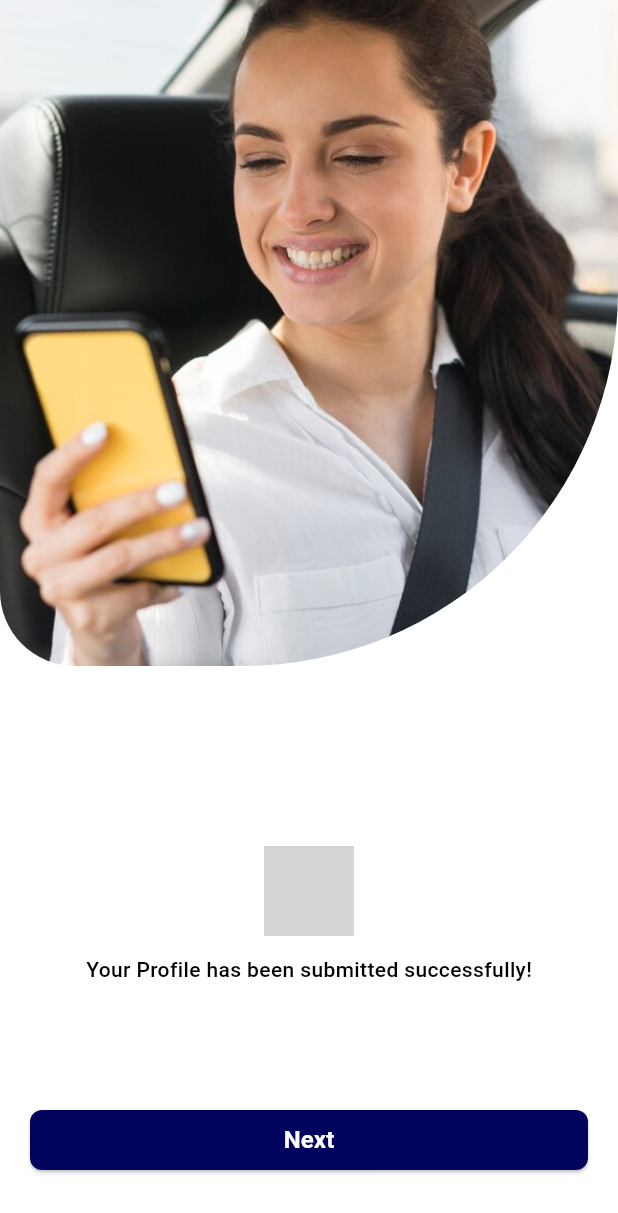
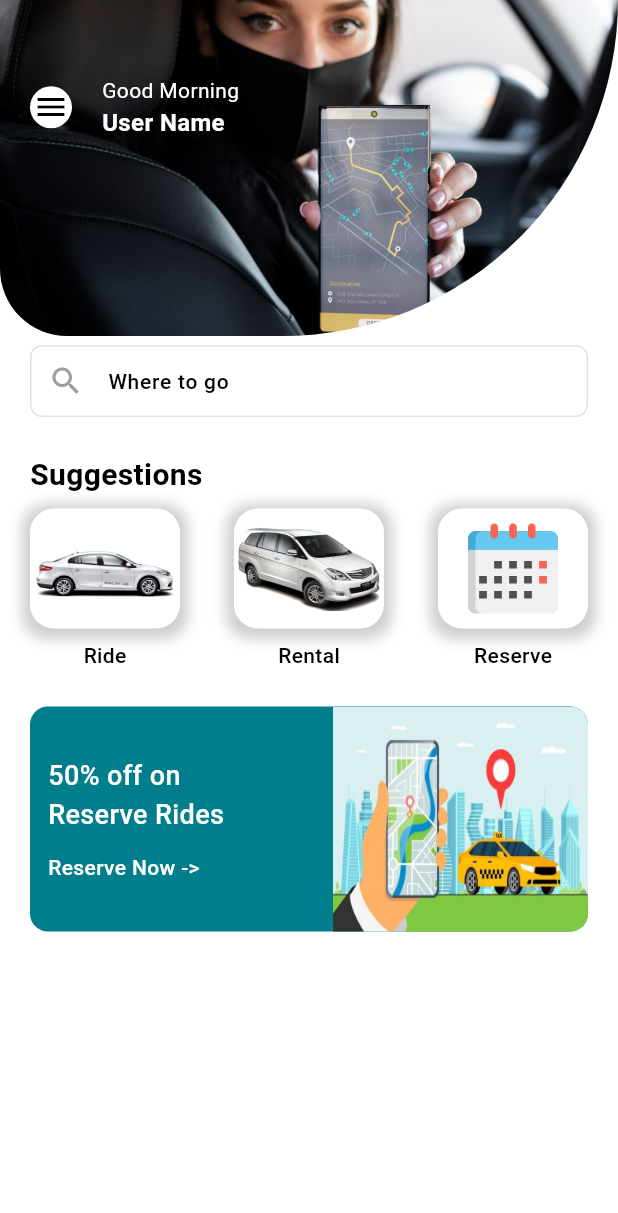
Before and after one commit to sangeeta2701/albrandz_task, a Flutter app: the ConfirmationScreen screen opened directly, after a tap on "Next", on a phone screen of 412 x 824 dp. Shown: the top 1213 px of the screen. Run offline on Flutter 3.47's test engine with Material 3 defaults, Android fonts, the phone set to English and light mode, and no system bars; our stand-ins replace geolocator, google_maps_flutter, intl_phone_field, pinput; grey boxes are pictures that could not be loaded.

Commit message:
Complete Screen Development

```diff
--- /dev/null
+++ b/lib/Screens/Home/home_screen.dart
@@ -0,0 +1,207 @@
+import 'package:albrandz_task/Screens/Home/map_screen.dart';
+import 'package:albrandz_task/Widgets/sizedBox.dart';
+import 'package:flutter/material.dart';
+
+import '../../utils/colors.dart';
+import '../../utils/constants.dart';
+
+class HomeScreen extends StatefulWidget {
+  const HomeScreen({
+    super.key,
+  });
+
+  @override
+  State<HomeScreen> createState() => _HomeScreenState();
+}
+
+class _HomeScreenState extends State<HomeScreen> {
+  String userGreeting() {
+    var hour = DateTime.now().hour;
+    if (hour < 12) {
+      return 'Good Morning';
+    }
+    if (hour < 17) {
+      return 'Good Afternoon';
+    }
+    return 'Good Evening';
+  }
+
+  @override
+  Widget build(BuildContext context) {
+    return Scaffold(
+      backgroundColor: wColor,
+      body: Stack(
+        children: [
+          Positioned(
+            top: 0,
+            left: 0,
+            right: 0,
+            bottom: 600,
+            child: Container(
+              width: double.infinity,
+              constraints: BoxConstraints(maxHeight: 300),
+              decoration: BoxDecoration(
+                  borderRadius: BorderRadius.only(
+                    bottomLeft: Radius.circular(50),
+                    bottomRight: Radius.circular(250),
+                  ),
+                  image: DecorationImage(
+                      image: AssetImage("assets/images/img6.jpg"),
+                      fit: BoxFit.cover)),
+            ),
+          ),
+          Positioned(
+              top: 50,
+              left: 20,
+              child: Row(
+                mainAxisAlignment: MainAxisAlignment.start,
+                children: [
+                  CircleAvatar(
+                    radius: 14,
+                    backgroundColor: wColor,
+                    child: Icon(
+                      Icons.menu,
+                      color: bColor,
+                    ),
+                  ),
+                  width20,
+                  Column(
+                    crossAxisAlignment: CrossAxisAlignment.start,
+                    children: [
+                      Text(
+                        userGreeting(),
+                        style: TextStyle(
+                            fontSize: 14,
+                            fontWeight: FontWeight.w400,
+                            color: wColor),
+                      ),
+                      Text(
+                        "User Name",
+                        style: TextStyle(
+                            fontSize: 16,
+                            fontWeight: FontWeight.w600,
+                            color: wColor),
+                      ),
+                    ],
+                  )
+                ],
+              )),
+          Positioned(
+              top: 230,
+              left: 20,
+              right: 20,
+              child: Column(
+                crossAxisAlignment: CrossAxisAlignment.start,
+                children: [
+                  TextFormField(
+                    decoration: InputDecoration(
+                      prefixIcon: Icon(
+                        Icons.search,
+                        color: gColor,
+                      ),
+                      hintText: "Where to go",
+                      hintStyle: blackContent,
+                    ),
+                    onTap: () {
+                      Navigator.push(context,
+                          MaterialPageRoute(builder: (context) => MapScreen()));
+                    },
+                  ),
+                  height24,
+                  Text(
+                    "Suggestions",
+                    style: blackMainHeading,
+                  ),
+                  height8,
+                  Row(
+                    mainAxisAlignment: MainAxisAlignment.spaceBetween,
+                    children: [
+                      sugeestionOptions("assets/images/img8.png", "Ride"),
+                      sugeestionOptions("assets/images/img9.png", "Rental"),
+                      sugeestionOptions("assets/images/img10.png", "Reserve"),
+                    ],
+                  ),
+                  height24,
+                  Container(
+                    height: 150,
+                    width: double.infinity,
+                    decoration: BoxDecoration(
+                        borderRadius: BorderRadius.circular(12),
+                        color: Color.fromARGB(255, 1, 126, 140)),
+                    child: Row(
+                        mainAxisAlignment: MainAxisAlignment.spaceBetween,
+                        children: [
+                          Padding(
+                            padding: const EdgeInsets.only(left: 12),
+                            child: Column(
+                              crossAxisAlignment: CrossAxisAlignment.start,
+                              mainAxisAlignment: MainAxisAlignment.center,
+                              children: [
+                                Text(
+                                  "50% off on\nReserve Rides",
+                                  style: TextStyle(
+                                      fontSize: 18,
+                                      fontWeight: FontWeight.w500,
+                                      color: wColor),
+                                ),
+                                height12,
+                                Text(
+                                  "Reserve Now ->",
+                                  style: TextStyle(
+                                      fontSize: 14,
+                                      fontWeight: FontWeight.w500,
+                                      color: wColor),
+                                ),
+                              ],
+                            ),
+                          ),
+                          Container(
+                            height: 150,
+                            width: 170,
+                            decoration: BoxDecoration(
+                                borderRadius: BorderRadius.only(
+                                    topRight: Radius.circular(12),
+                                    bottomRight: Radius.circular(12)),
+                                image: DecorationImage(
+                                    image:
+                                        AssetImage("assets/images/img11.jpg"),
+                                    fit: BoxFit.fill)),
+                          ),
+                        ]),
+                  ),
+                ],
+              ))
+        ],
+      ),
+    );
+  }
+
+  Widget sugeestionOptions(String img, String name) {
+    return Column(
+      children: [
+        Container(
+          height: 80,
+          width: 100,
+          decoration: BoxDecoration(
+              color: wColor,
+              borderRadius: BorderRadius.circular(16),
+              boxShadow: [
+                BoxShadow(
+                  color: gColor.withOpacity(0.5),
+                  spreadRadius: 5,
+                  blurRadius: 7,
+                  offset: Offset(0, 2),
+                ),
+              ],
+              image:
+                  DecorationImage(image: AssetImage(img), fit: BoxFit.contain)),
+        ),
+        height8,
+        Text(
+          name,
+          style: blackContent,
+        )
+      ],
+    );
+  }
+}
--- /dev/null
+++ b/lib/Screens/Home/map_screen.dart
@@ -0,0 +1,78 @@
+import 'package:flutter/material.dart';
+import 'package:google_maps_flutter/google_maps_flutter.dart';
+import 'package:geolocator/geolocator.dart';
+
+class MapScreen extends StatefulWidget {
+  @override
+  _MapScreenState createState() => _MapScreenState();
+}
+
+class _MapScreenState extends State<MapScreen> {
+  GoogleMapController? _mapController;
+  LatLng? _pickupLocation;
+  LatLng? _dropLocation;
+  Marker? _pickupMarker;
+  Marker? _dropMarker;
+
+  @override
+  void initState() {
+    super.initState();
+    _setPickupLocation();
+  }
+
+  Future<void> _setPickupLocation() async {
+    Position position = await Geolocator.getCurrentPosition(
+        desiredAccuracy: LocationAccuracy.high);
+
+    setState(() {
+      _pickupLocation = LatLng(position.latitude, position.longitude);
+      _pickupMarker = Marker(
+        markerId: MarkerId('pickup'),
+        position: _pickupLocation!,
+        infoWindow: InfoWindow(title: 'Pickup Location'),
+      );
+    });
+
+    _mapController?.animateCamera(
+      CameraUpdate.newLatLngZoom(_pickupLocation!, 14.0),
+    );
+  }
+
+  void _onMapTapped(LatLng position) {
+    setState(() {
+      _dropLocation = position;
+      _dropMarker = Marker(
+        markerId: MarkerId('drop'),
+        position: _dropLocation!,
+        infoWindow: InfoWindow(title: 'Drop Location'),
+      );
+    });
+  }
+
+  @override
+  Widget build(BuildContext context) {
+    return Scaffold(
+      appBar: AppBar(
+        title: Text('Pickup and Drop Locations'),
+      ),
+      body: _pickupLocation == null
+          ? Center(child: CircularProgressIndicator())
+          : GoogleMap(
+              initialCameraPosition: CameraPosition(
+                target: _pickupLocation!,
+                zoom: 14.0,
+              ),
+              markers: {
+                if (_pickupMarker != null) _pickupMarker!,
+                if (_dropMarker != null) _dropMarker!,
+              },
+              onTap: _onMapTapped,
+              onMapCreated: (GoogleMapController controller) {
+                _mapController = controller;
+              },
+              myLocationEnabled: true,
+              myLocationButtonEnabled: true,
+            ),
+    );
+  }
+}
--- a/lib/Screens/Profile/create_profile_screen.dart
+++ b/lib/Screens/Profile/create_profile_screen.dart
@@ -70,7 +70,7 @@ class _CreateProfileScreenState extends State<CreateProfileScreen> {
                       "Create Profile",
                       style: blackMainHeading,
                     ),
-                    height20,
+                    height12,
                     Text(
                       "Enter Full Name",
                       style: greyTextStyle,
--- a/lib/Screens/confirmation_screen.dart
+++ b/lib/Screens/confirmation_screen.dart
@@ -1,7 +1,7 @@
+import 'package:albrandz_task/Screens/Home/home_screen.dart';
 import 'package:albrandz_task/Widgets/customThemeButton.dart';
 import 'package:albrandz_task/Widgets/sizedBox.dart';
 import 'package:flutter/material.dart';
-
 
 import '../../utils/colors.dart';
 import '../../utils/constants.dart';
@@ -46,16 +46,20 @@ class _ConfirmationScreenState extends State<ConfirmationScreen> {
                 crossAxisAlignment: CrossAxisAlignment.center,
                 mainAxisAlignment: MainAxisAlignment.center,
                 children: [
-                  Image.asset("assets/images/tick.png", height: 60,width: 60,),
+                  Image.asset(
+                    "assets/images/tick.png",
+                    height: 60,
+                    width: 60,
+                  ),
                   height12,
                   Text(
                     "Your Profile has been submitted successfully!",
                     style: blackContent,
                   ),
-
                   height80,
                   customThemeButton("Next", () {
-
+                    Navigator.pushReplacement(context,
+                        MaterialPageRoute(builder: (context) => HomeScreen()));
                   }),
                 ],
               ))
@@ -63,6 +67,4 @@ class _ConfirmationScreenState extends State<ConfirmationScreen> {
       ),
     );
   }
-
-
 }
--- a/lib/main.dart
+++ b/lib/main.dart
@@ -1,3 +1,4 @@
+import 'package:albrandz_task/Screens/Home/home_screen.dart';
 import 'package:albrandz_task/Screens/splash_screen.dart';
 import 'package:albrandz_task/utils/constants.dart';
 import 'package:flutter/material.dart';
@@ -17,6 +18,7 @@ class MyApp extends StatelessWidget {
     return MaterialApp(
       debugShowCheckedModeBanner: false,
       home: SplashScreen(),
+      // home: HomeScreen(),
       theme: ThemeData(
 
               primaryColor: themeColor,
--- a/pubspec.yaml
+++ b/pubspec.yaml
@@ -38,6 +38,8 @@ dependencies:
   intl_phone_field: ^3.1.0
   pinput: ^3.0.1
   intl: ^0.19.0
+  google_maps_flutter: ^2.1.7
+  geolocator: ^10.1.0
 
 dev_dependencies:
   flutter_test:
```
Also changed, not shown: assets/images/img10.png (added), assets/images/img11.jpg (added), assets/images/img8.png (added), assets/images/img9.png (added), pubspec.lock, 5 other files.
